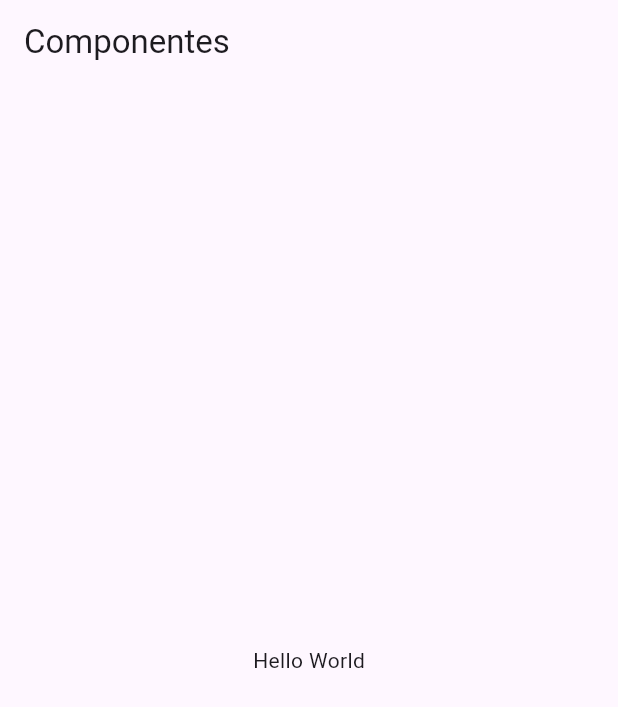
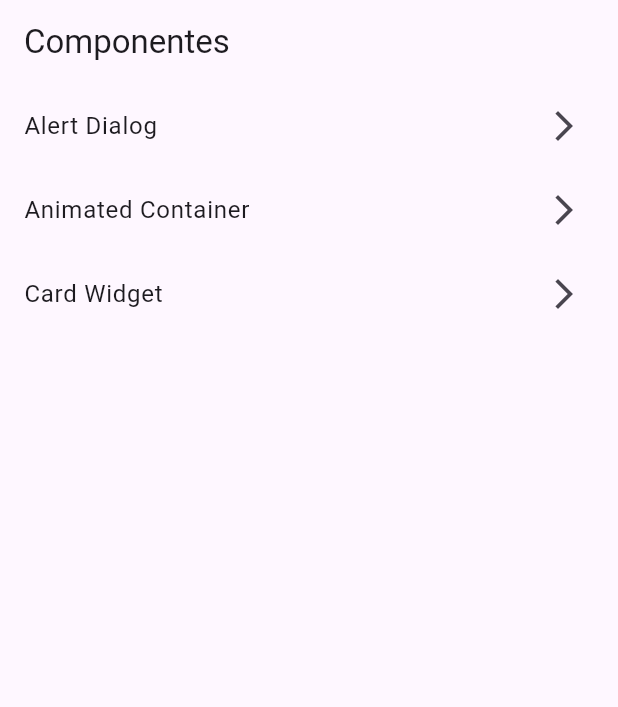
Before and after one commit to juanframart2011/flutter-component, a Flutter app: the screen it shows after launch, on a phone screen of 412 x 824 dp. Shown: the top 707 px of the screen. Run offline on Flutter 3.47's test engine with Material 3 defaults, Android fonts, the phone set to English and light mode, and no system bars.

Commit message:
lista de listView

```diff
--- a/lib/main.dart
+++ b/lib/main.dart
@@ -1,4 +1,6 @@
 import 'package:flutter/material.dart';
+import 'package:flutter_component/src/pages/home_page.dart';
+//import 'package:flutter_component/src/pages/home_temp.dart';
 
 void main() => runApp(const MyApp());
 
@@ -8,15 +10,9 @@ class MyApp extends StatelessWidget {
   @override
   Widget build(BuildContext context) {
     return MaterialApp(
-      title: 'Material App',
-      home: Scaffold(
-        appBar: AppBar(
-          title: const Text('Componentes'),
-        ),
-        body: const Center(
-          child: Text('Hello World'),
-        ),
-      ),
+        debugShowCheckedModeBanner: false,
+      title: 'Componente App',
+      home: HomePage(),
     );
   }
 }
--- /dev/null
+++ b/lib/src/pages/home_page.dart
@@ -0,0 +1,49 @@
+import 'package:flutter/material.dart';
+
+class HomePage extends StatelessWidget{
+
+  @override
+  Widget build(BuildContext context) {
+    // TODO: implement build
+    return Scaffold(
+      appBar: AppBar(
+        title: const Text('Componentes'),
+      ),
+      body: _lista(),
+    );
+  }
+
+  Widget _lista(){
+
+    return ListView(
+      children: _listaItems(),
+    );
+  }
+
+  List<Widget> _listaItems(){
+
+    return [
+      ListTile(
+        title: const Text('Alert Dialog'),
+        trailing: const Icon(Icons.arrow_forward_ios),
+        onTap: (){
+          //Navigator.pushNamed(context, 'alert');
+        },
+      ),
+      ListTile(
+        title: const Text('Animated Container'),
+        trailing: const Icon(Icons.arrow_forward_ios),
+        onTap: (){
+          //Navigator.pushNamed(context, 'animatedContainer');
+        },
+      ),
+      ListTile(
+        title: const Text('Card Widget'),
+        trailing: const Icon(Icons.arrow_forward_ios),
+        onTap: (){
+          //Navigator.pushNamed(context, 'card');
+        },
+      ),
+    ];
+  }
+}
```
Also changed, not shown: lib/src/pages/home_temp.dart (added, +37 -0 lines).
